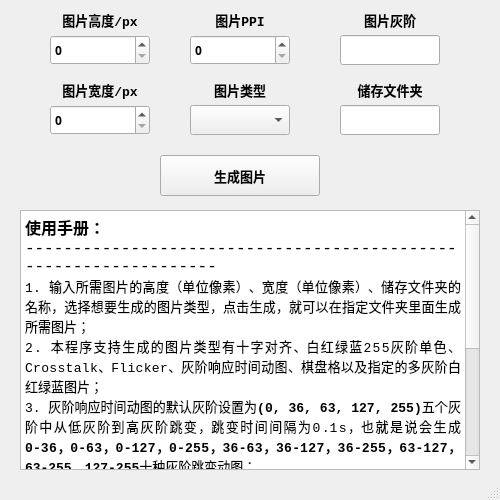
Old version of the form gui/window.ui in the repository FunsomMars/Timg.
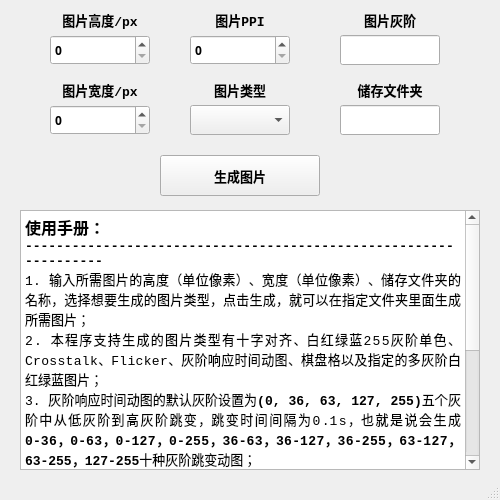
New version of the form. Icons and pictures are not drawn.

The edit to the form file:
```diff
--- a/gui/window.ui
+++ b/gui/window.ui
@@ -443,7 +443,7 @@
 p, li { white-space: pre-wrap; }
 &lt;/style&gt;&lt;/head&gt;&lt;body style=&quot; font-family:'Courier New','Heiti SC'; font-size:9pt; font-weight:600; font-style:normal;&quot;&gt;
 &lt;p align=&quot;justify&quot; style=&quot; margin-top:0px; margin-bottom:0px; margin-left:0px; margin-right:0px; -qt-block-indent:0; text-indent:0px;&quot;&gt;&lt;span style=&quot; font-family:'.AppleSystemUIFont'; font-size:12pt;&quot;&gt;使用手册：&lt;/span&gt;&lt;/p&gt;
-&lt;p align=&quot;justify&quot; style=&quot; margin-top:0px; margin-bottom:0px; margin-left:0px; margin-right:0px; -qt-block-indent:0; text-indent:0px;&quot;&gt;&lt;span style=&quot; font-family:'.AppleSystemUIFont'; font-size:12pt; font-weight:400;&quot;&gt;-----------------------------------------------------------------&lt;/span&gt;&lt;/p&gt;
+&lt;p align=&quot;justify&quot; style=&quot; margin-top:0px; margin-bottom:0px; margin-left:0px; margin-right:0px; -qt-block-indent:0; text-indent:0px;&quot;&gt;&lt;span style=&quot; font-family:'.AppleSystemUIFont'; font-size:10pt;&quot;&gt;-----------------------------------------------------------------&lt;/span&gt;&lt;/p&gt;
 &lt;p align=&quot;justify&quot; style=&quot; margin-top:0px; margin-bottom:0px; margin-left:0px; margin-right:0px; -qt-block-indent:0; text-indent:0px;&quot;&gt;&lt;span style=&quot; font-family:'.AppleSystemUIFont'; font-size:10pt; font-weight:400;&quot;&gt;1. 输入所需图片的高度（单位像素）、宽度（单位像素）、储存文件夹的名称，选择想要生成的图片类型，点击生成，就可以在指定文件夹里面生成所需图片；&lt;/span&gt;&lt;/p&gt;
 &lt;p align=&quot;justify&quot; style=&quot; margin-top:0px; margin-bottom:0px; margin-left:0px; margin-right:0px; -qt-block-indent:0; text-indent:0px;&quot;&gt;&lt;span style=&quot; font-family:'.AppleSystemUIFont'; font-size:10pt; font-weight:400;&quot;&gt;2. 本程序支持生成的图片类型有十字对齐、白红绿蓝255灰阶单色、Crosstalk、Flicker、灰阶响应时间动图、棋盘格以及指定的多灰阶白红绿蓝图片；&lt;/span&gt;&lt;/p&gt;
 &lt;p align=&quot;justify&quot; style=&quot; margin-top:0px; margin-bottom:0px; margin-left:0px; margin-right:0px; -qt-block-indent:0; text-indent:0px;&quot;&gt;&lt;span style=&quot; font-family:'.AppleSystemUIFont'; font-size:10pt; font-weight:400;&quot;&gt;3. 灰阶响应时间动图的默认灰阶设置为&lt;/span&gt;&lt;span style=&quot; font-family:'.AppleSystemUIFont'; font-size:10pt;&quot;&gt;(0, 36, 63, 127, 255)&lt;/span&gt;&lt;span style=&quot; font-family:'.AppleSystemUIFont'; font-size:10pt; font-weight:400;&quot;&gt;五个灰阶中从低灰阶到高灰阶跳变，跳变时间间隔为0.1s，也就是说会生成&lt;/span&gt;&lt;span style=&quot; font-family:'.AppleSystemUIFont'; font-size:10pt;&quot;&gt;0-36，0-63，0-127，0-255，36-63，36-127，36-255，63-127，63-255，127-255&lt;/span&gt;&lt;span style=&quot; font-family:'.AppleSystemUIFont'; font-size:10pt; font-weight:400;&quot;&gt;十种灰阶跳变动图；&lt;/span&gt;&lt;/p&gt;
@@ -451,8 +451,8 @@
 &lt;p align=&quot;justify&quot; style=&quot; margin-top:0px; margin-bottom:0px; margin-left:0px; margin-right:0px; -qt-block-indent:0; text-indent:0px;&quot;&gt;&lt;span style=&quot; font-family:'.AppleSystemUIFont'; font-size:10pt; font-weight:400;&quot;&gt;5. 图片生成类型选择为crosstalk时，图片PPI的默认值为&lt;/span&gt;&lt;span style=&quot; font-family:'.AppleSystemUIFont'; font-size:10pt;&quot;&gt;401ppi&lt;/span&gt;&lt;span style=&quot; font-family:'.AppleSystemUIFont'; font-size:10pt; font-weight:400;&quot;&gt;，一般来说在生成crosstalk图片时需要在图片PPI那一栏指定ppi；&lt;/span&gt;&lt;/p&gt;
 &lt;p align=&quot;justify&quot; style=&quot; margin-top:0px; margin-bottom:0px; margin-left:0px; margin-right:0px; -qt-block-indent:0; text-indent:0px;&quot;&gt;&lt;span style=&quot; font-family:'.AppleSystemUIFont'; font-size:10pt; font-weight:400;&quot;&gt;6. 多灰阶白红绿蓝图片的灰阶定义默认值为&lt;/span&gt;&lt;span style=&quot; font-family:'.AppleSystemUIFont'; font-size:10pt;&quot;&gt;(0, 128, 255)&lt;/span&gt;&lt;span style=&quot; font-family:'.AppleSystemUIFont'; font-size:10pt; font-weight:400;&quot;&gt;，若需要自定义更多的灰阶，在图片灰阶中输入数字(0-255)数字即可，多个灰阶值之间用英文逗号隔开；&lt;/span&gt;&lt;/p&gt;
 &lt;p align=&quot;justify&quot; style=&quot; margin-top:0px; margin-bottom:0px; margin-left:0px; margin-right:0px; -qt-block-indent:0; text-indent:0px;&quot;&gt;&lt;span style=&quot; font-family:'.AppleSystemUIFont'; font-size:10pt; font-weight:400;&quot;&gt;7. 图片高度、宽度不指定，则默认值分别为&lt;/span&gt;&lt;span style=&quot; font-family:'.AppleSystemUIFont'; font-size:10pt;&quot;&gt;1920px/1080px&lt;/span&gt;&lt;span style=&quot; font-family:'.AppleSystemUIFont'; font-size:10pt; font-weight:400;&quot;&gt;；图片类型不指定，则默认为&lt;/span&gt;&lt;span style=&quot; font-family:'.AppleSystemUIFont'; font-size:10pt;&quot;&gt;WRGB纯色&lt;/span&gt;&lt;span style=&quot; font-family:'.AppleSystemUIFont'; font-size:10pt; font-weight:400;&quot;&gt;类型；储存文件夹名若不指定，则默认为&lt;/span&gt;&lt;span style=&quot; font-family:'.AppleSystemUIFont'; font-size:10pt;&quot;&gt;img&lt;/span&gt;&lt;span style=&quot; font-family:'.AppleSystemUIFont'; font-size:10pt; font-weight:400;&quot;&gt;；&lt;/span&gt;&lt;/p&gt;
-&lt;p align=&quot;justify&quot; style=&quot; margin-top:0px; margin-bottom:0px; margin-left:0px; margin-right:0px; -qt-block-indent:0; text-indent:0px;&quot;&gt;&lt;span style=&quot; font-family:'.AppleSystemUIFont'; font-size:10pt; font-weight:400;&quot;&gt;-----------------------------------------------------------------&lt;/span&gt;&lt;/p&gt;
-&lt;p align=&quot;justify&quot; style=&quot; margin-top:0px; margin-bottom:0px; margin-left:0px; margin-right:0px; -qt-block-indent:0; text-indent:0px;&quot;&gt;&lt;span style=&quot; font-family:'.AppleSystemUIFont'; font-size:10pt;&quot;&gt;项目地址：&lt;/span&gt;&lt;a href=&quot;https://github.com/FunsomMars/Timg&quot;&gt;&lt;span style=&quot; font-family:'.AppleSystemUIFont'; font-size:10pt; font-weight:400; text-decoration: underline; color:#0000ff;&quot;&gt;https://github.com/FunsomMars/Timg&lt;/span&gt;&lt;/a&gt;&lt;/p&gt;&lt;/body&gt;&lt;/html&gt;</string>
+&lt;p style=&quot; margin-top:0px; margin-bottom:0px; margin-left:0px; margin-right:0px; -qt-block-indent:0; text-indent:0px;&quot;&gt;&lt;span style=&quot; font-family:'.AppleSystemUIFont'; font-size:10pt; font-weight:400;&quot;&gt;-----------------------------------------------------------------&lt;/span&gt;&lt;/p&gt;
+&lt;p style=&quot; margin-top:0px; margin-bottom:0px; margin-left:0px; margin-right:0px; -qt-block-indent:0; text-indent:0px;&quot;&gt;&lt;span style=&quot; font-family:'.AppleSystemUIFont'; font-size:10pt;&quot;&gt;项目地址：&lt;/span&gt;https://github.com/FunsomMars/Timg&lt;/p&gt;&lt;/body&gt;&lt;/html&gt;</string>
     </property>
    </widget>
   </widget>
```
